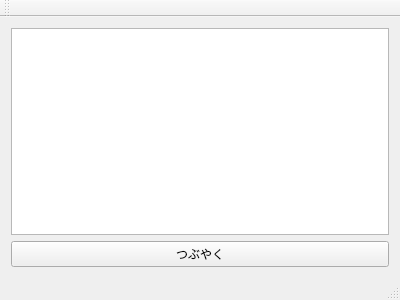
Qt form mainwindow.ui (sharkpp/Jugemutter) before a commit.
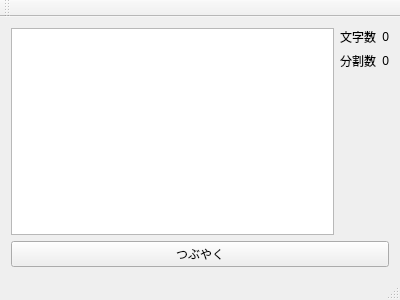
The same form after that commit.

Commit message: 文字数のカウントテスト

What changed in the file:
```diff
--- a/mainwindow.ui
+++ b/mainwindow.ui
@@ -16,7 +16,53 @@
   <widget class="QWidget" name="centralWidget">
    <layout class="QVBoxLayout" name="verticalLayout">
     <item>
-     <widget class="QTextEdit" name="tweetEditor"/>
+     <layout class="QHBoxLayout" name="horizontalLayout">
+      <item>
+       <layout class="QVBoxLayout" name="verticalLayout_2">
+        <item>
+         <widget class="QTextEdit" name="tweetEditor"/>
+        </item>
+       </layout>
+      </item>
+      <item>
+       <layout class="QFormLayout" name="formLayout">
+        <item row="0" column="0">
+         <widget class="QLabel" name="textLengthLabel">
+          <property name="text">
+           <string>文字数</string>
+          </property>
+         </widget>
+        </item>
+        <item row="0" column="1">
+         <widget class="QLabel" name="textLength">
+          <property name="text">
+           <string>0</string>
+          </property>
+          <property name="alignment">
+           <set>Qt::AlignRight|Qt::AlignTrailing|Qt::AlignVCenter</set>
+          </property>
+         </widget>
+        </item>
+        <item row="1" column="0">
+         <widget class="QLabel" name="partitionCountLabel">
+          <property name="text">
+           <string>分割数</string>
+          </property>
+         </widget>
+        </item>
+        <item row="1" column="1">
+         <widget class="QLabel" name="partitionCount">
+          <property name="text">
+           <string>0</string>
+          </property>
+          <property name="alignment">
+           <set>Qt::AlignRight|Qt::AlignTrailing|Qt::AlignVCenter</set>
+          </property>
+         </widget>
+        </item>
+       </layout>
+      </item>
+     </layout>
     </item>
     <item>
      <widget class="QPushButton" name="tweetButton">
```
The commit also changes 2 other files.
